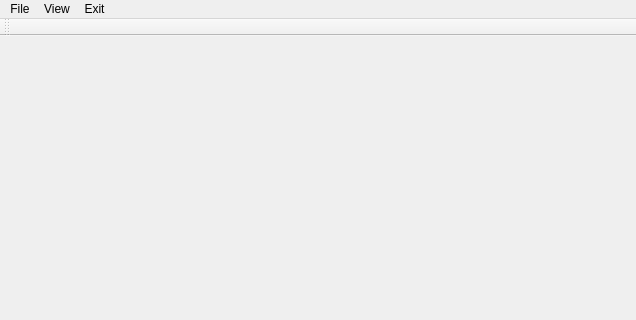
Above: Qt_C_Code_serial_communication/read_USB/mainwindow.ui from miguegallo88ss/ArduioUno-PC_USB-Communication before the change; both pictures show x 0 to 636 and y 0 to 320 of the 636 by 474 pixel window. Below: the same form after it.
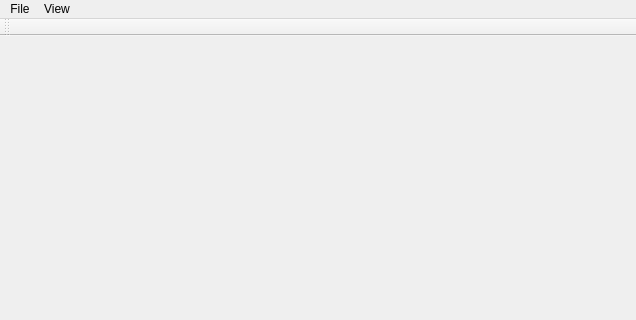
That is the form after the change. Icons and pictures are not drawn.

The edit to the form file:
```diff
--- a/Qt_C_Code_serial_communication/read_USB/mainwindow.ui
+++ b/Qt_C_Code_serial_communication/read_USB/mainwindow.ui
@@ -35,15 +35,10 @@
     <property name="title">
      <string>View</string>
     </property>
-   </widget>
-   <widget class="QMenu" name="menuExit">
-    <property name="title">
-     <string>Exit</string>
-    </property>
+    <addaction name="separator"/>
    </widget>
    <addaction name="menuFile"/>
    <addaction name="menuView"/>
-   <addaction name="menuExit"/>
   </widget>
   <widget class="QToolBar" name="mainToolBar">
    <attribute name="toolBarArea">
```
Left out of the diff: 90 changed lines with no effect on the pictures.
